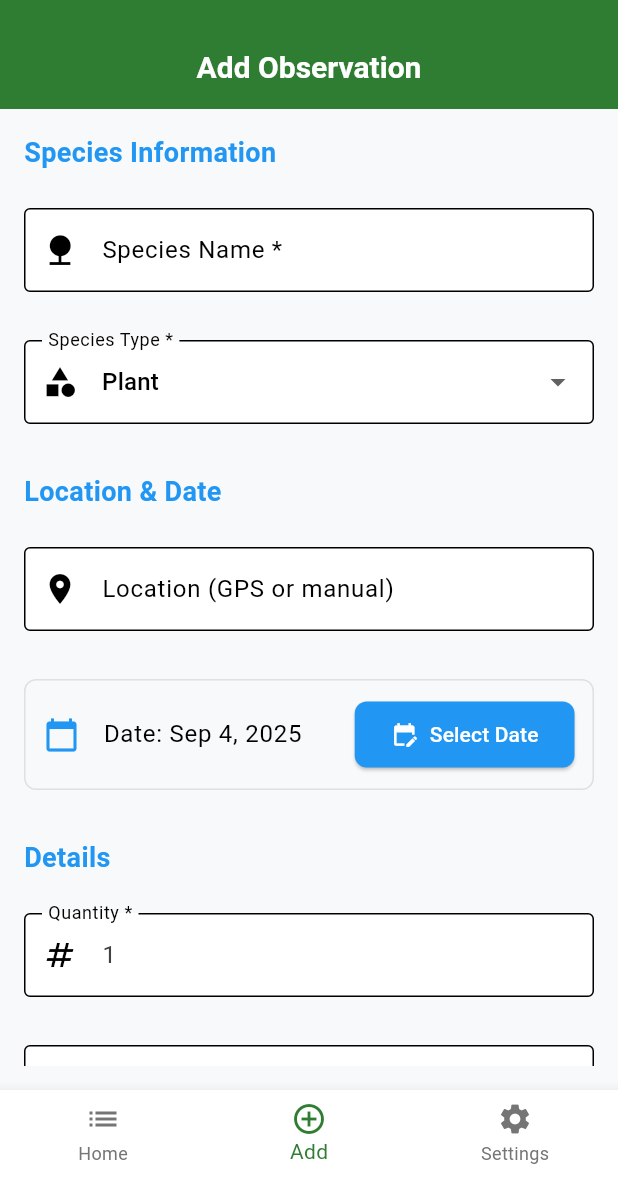
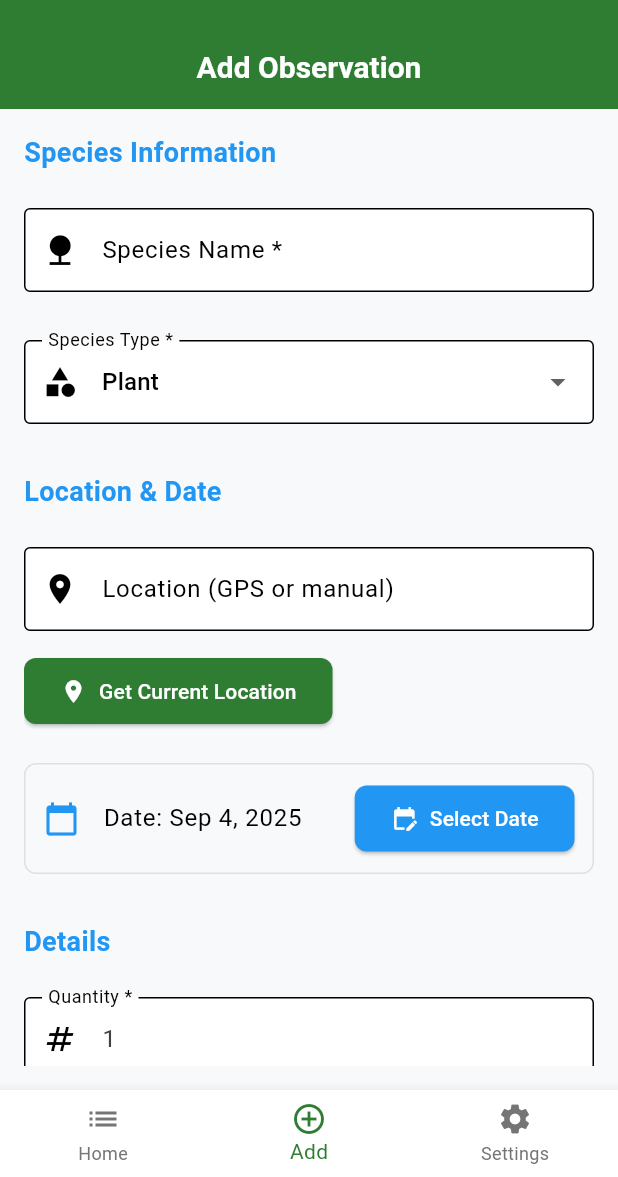
Before and after one commit to Katai-Creates-App/wcs-conservation-app-v7, a Flutter app: the screen it shows after launch, item 2 of the bottom bar chosen, on a phone screen of 412 x 824 dp, the part 59-1236 px from its top. Run offline on Flutter 3.47's test engine with Material 3 defaults, Android fonts, the phone set to English and light mode, and no system bars; our stand-ins replace firebase_auth, firebase_core, geolocator, google_sign_in, image_picker, sqflite and 1 more; accounts and stored records are empty.

Commit message:
📍 Form stability & GPS: Fixed data loss on scroll, added manual GPS capture button

```diff
--- a/lib/models/observation.dart
+++ b/lib/models/observation.dart
@@ -11,6 +11,7 @@
   int quantity;
   String? description;
   String? photoPath;
+  final String? audioPath;
   ConservationStatus conservationStatus;
   HabitatType habitatType;
 
@@ -23,6 +24,7 @@
     required this.quantity,
     this.description,
     this.photoPath,
+    this.audioPath,
     required this.conservationStatus,
     required this.habitatType,
   });
@@ -37,6 +39,7 @@
       quantity: map['quantity'],
       description: map['description'],
       photoPath: map['photo'],
+      audioPath: map['audio_path'],
       conservationStatus: ConservationStatus.values[map['conservation_status']],
       habitatType: HabitatType.values[map['habitat_type']],
     );
@@ -52,8 +55,42 @@
       'quantity': quantity,
       'description': description,
       'photo': photoPath,
+      'audio_path': audioPath,
       'conservation_status': conservationStatus.index,
       'habitat_type': habitatType.index,
     };
   }
+
+  Observation copyWith({
+    int? id,
+    String? speciesName,
+    SpeciesType? speciesType,
+    String? location,
+    DateTime? dateTime,
+    int? quantity,
+    String? description,
+    String? photoPath,
+    String? audioPath,
+    ConservationStatus? conservationStatus,
+    HabitatType? habitatType,
+  }) {
+    return Observation(
+      id: id ?? this.id,
+      speciesName: speciesName ?? this.speciesName,
+      speciesType: speciesType ?? this.speciesType,
+      location: location ?? this.location,
+      dateTime: dateTime ?? this.dateTime,
+      quantity: quantity ?? this.quantity,
+      description: description ?? this.description,
+      photoPath: photoPath ?? this.photoPath,
+      audioPath: audioPath ?? this.audioPath,
+      conservationStatus: conservationStatus ?? this.conservationStatus,
+      habitatType: habitatType ?? this.habitatType,
+    );
+  }
+
+  @override
+  String toString() {
+    return 'Observation(id: ' + id.toString() + ', speciesName: ' + speciesName + ', speciesType: ' + speciesType.toString() + ', location: ' + location.toString() + ', dateTime: ' + dateTime.toIso8601String() + ', quantity: ' + quantity.toString() + ', description: ' + description.toString() + ', photoPath: ' + photoPath.toString() + ', audioPath: ' + audioPath.toString() + ', conservationStatus: ' + conservationStatus.toString() + ', habitatType: ' + habitatType.toString() + ')';
+  }
 }
--- a/lib/screens/observation_form_screen.dart
+++ b/lib/screens/observation_form_screen.dart
@@ -4,6 +4,7 @@
 import '../providers/observation_provider.dart';
 import 'package:intl/intl.dart';
 import 'package:image_picker/image_picker.dart';
+import 'package:geolocator/geolocator.dart';
 import 'dart:io';
 
 class ObservationFormScreen extends StatefulWidget {
@@ -18,12 +19,12 @@
 class _ObservationFormScreenState extends State<ObservationFormScreen> {
   final _formKey = GlobalKey<FormState>();
   final ImagePicker _picker = ImagePicker();
-  late String _speciesName;
   SpeciesType _speciesType = SpeciesType.plant;
-  String? _location;
+  late TextEditingController _speciesNameController;
+  late TextEditingController _locationController;
+  late TextEditingController _descriptionController;
   DateTime _dateTime = DateTime.now();
   int _quantity = 1;
-  String? _description;
   String? _photoPath;
   ConservationStatus _conservationStatus = ConservationStatus.healthy;
   HabitatType _habitatType = HabitatType.forest;
@@ -33,18 +34,25 @@
     super.initState();
     if (widget.observation != null) {
       final obs = widget.observation!;
-      _speciesName = obs.speciesName;
       _speciesType = obs.speciesType;
-      _location = obs.location;
       _dateTime = obs.dateTime;
       _quantity = obs.quantity;
-      _description = obs.description;
       _photoPath = obs.photoPath;
       _conservationStatus = obs.conservationStatus;
       _habitatType = obs.habitatType;
-    } else {
-      _speciesName = '';
     }
+
+    _speciesNameController = TextEditingController(text: widget.observation?.speciesName ?? '');
+    _locationController = TextEditingController(text: widget.observation?.location ?? '');
+    _descriptionController = TextEditingController(text: widget.observation?.description ?? '');
+  }
+
+  @override
+  void dispose() {
+    _speciesNameController.dispose();
+    _locationController.dispose();
+    _descriptionController.dispose();
+    super.dispose();
   }
 
   Future<void> _pickDate() async {
@@ -58,6 +66,78 @@
       setState(() {
         _dateTime = picked;
       });
+    }
+  }
+
+  Future<bool> _requestLocationPermission() async {
+    LocationPermission permission = await Geolocator.checkPermission();
+    if (permission == LocationPermission.denied) {
+      permission = await Geolocator.requestPermission();
+      if (permission == LocationPermission.denied) {
+        return false;
+      }
+    }
+
+    if (permission == LocationPermission.deniedForever) {
+      return false;
+    }
+
+    return true;
+  }
+
+  Future<void> _getCurrentLocation() async {
+    try {
+      bool hasPermission = await _requestLocationPermission();
+      if (!hasPermission) {
+        if (mounted) {
+          ScaffoldMessenger.of(context).showSnackBar(
+            const SnackBar(
+              content: Text('Location permission denied. GPS coordinates will not be captured.'),
+              backgroundColor: Colors.orange,
+            ),
+          );
+        }
+        return;
+      }
+
+      Position position = await Geolocator.getCurrentPosition(
+        desiredAccuracy: LocationAccuracy.high,
+      );
+
+      final coords = "${position.latitude}, ${position.longitude}";
+
+      // Only fill if field is empty
+      if (_locationController.text.isEmpty) {
+        setState(() {
+          _locationController.text = coords;
+        });
+        if (mounted) {
+          ScaffoldMessenger.of(context).showSnackBar(
+            SnackBar(
+              content: Text('Location set to: $coords'),
+              backgroundColor: Colors.green,
+            ),
+          );
+        }
+      } else {
+        if (mounted) {
+          ScaffoldMessenger.of(context).showSnackBar(
+            const SnackBar(
+              content: Text('Location field already set. Not overriding.'),
+              backgroundColor: Colors.blueGrey,
+            ),
+          );
+        }
+      }
+    } catch (e) {
+      if (mounted) {
+        ScaffoldMessenger.of(context).showSnackBar(
+          SnackBar(
+            content: Text('Failed to get location: ${e.toString()}'),
+            backgroundColor: Colors.orange,
+          ),
+        );
+      }
     }
   }
 
@@ -114,12 +194,12 @@
       try {
         final obs = Observation(
           id: widget.observation?.id,
-          speciesName: _speciesName,
+          speciesName: _speciesNameController.text,
           speciesType: _speciesType,
-          location: _location,
+          location: _locationController.text.isEmpty ? null : _locationController.text,
           dateTime: _dateTime,
           quantity: _quantity,
-          description: _description,
+          description: _descriptionController.text.isEmpty ? null : _descriptionController.text,
           photoPath: _photoPath,
           conservationStatus: _conservationStatus,
           habitatType: _habitatType,
@@ -186,14 +266,13 @@
               Padding(
                 padding: const EdgeInsets.symmetric(vertical: 8.0),
                 child: TextFormField(
-                  initialValue: _speciesName,
+                  controller: _speciesNameController,
                   decoration: const InputDecoration(
                     labelText: 'Species Name *',
                     border: OutlineInputBorder(),
                     prefixIcon: Icon(Icons.nature),
                   ),
                   validator: (val) => val == null || val.isEmpty ? 'Required' : null,
-                  onSaved: (val) => _speciesName = val!,
                 ),
               ),
               const SizedBox(height: 16),
@@ -224,13 +303,27 @@
               Padding(
                 padding: const EdgeInsets.symmetric(vertical: 8.0),
                 child: TextFormField(
-                  initialValue: _location,
-                  decoration: const InputDecoration(
+                  controller: _locationController,
+                  decoration: InputDecoration(
                     labelText: 'Location (GPS or manual)',
-                    border: OutlineInputBorder(),
-                    prefixIcon: Icon(Icons.location_on),
+                    border: const OutlineInputBorder(),
+                    prefixIcon: const Icon(Icons.location_on),
+                    suffixIcon: _locationController.text.isNotEmpty && _locationController.text.contains(',')
+                        ? const Icon(Icons.gps_fixed, color: Colors.green)
+                        : null,
+                    helperText: _locationController.text.isNotEmpty && _locationController.text.contains(',')
+                        ? 'GPS coordinates captured automatically'
+                        : null,
                   ),
-                  onSaved: (val) => _location = val,
+                ),
+              ),
+              const SizedBox(height: 8),
+              Align(
+                alignment: Alignment.centerLeft,
+                child: ElevatedButton.icon(
+                  onPressed: _getCurrentLocation,
+                  icon: const Icon(Icons.location_on),
+                  label: const Text('Get Current Location'),
                 ),
               ),
               const SizedBox(height: 16),
@@ -286,7 +379,7 @@
               Padding(
                 padding: const EdgeInsets.symmetric(vertical: 8.0),
                 child: TextFormField(
-                  initialValue: _description,
+                  controller: _descriptionController,
                   decoration: const InputDecoration(
                     labelText: 'Description/Notes',
                     border: OutlineInputBorder(),
@@ -294,7 +387,6 @@
                     alignLabelWithHint: true,
                   ),
                   maxLines: 3,
-                  onSaved: (val) => _description = val,
                 ),
               ),
               const SizedBox(height: 24),
--- a/lib/services/storage_mobile.dart
+++ b/lib/services/storage_mobile.dart
@@ -72,6 +72,7 @@
         quantity INTEGER NOT NULL,
         description TEXT,
         photo TEXT,
+        audio_path TEXT,
         conservation_status INTEGER NOT NULL,
         habitat_type INTEGER NOT NULL
       )
--- a/pubspec.yaml
+++ b/pubspec.yaml
@@ -18,6 +18,7 @@
   path_provider_platform_interface: ^2.1.1
   provider: ^6.0.5
   image_picker: ^1.0.4
+  geolocator: ^10.1.0
   intl: ^0.18.1
   firebase_core: ^4.0.0
   firebase_auth: ^6.0.1
```
Also changed, not shown: pubspec.lock, 5 other files.
